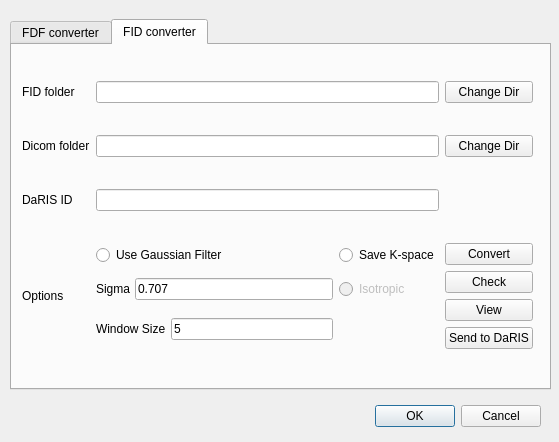
This is FDF2DicomQt.ui in maeager/Agilent2Dicom as Qt 5 draws it before an edit. The edited form follows.
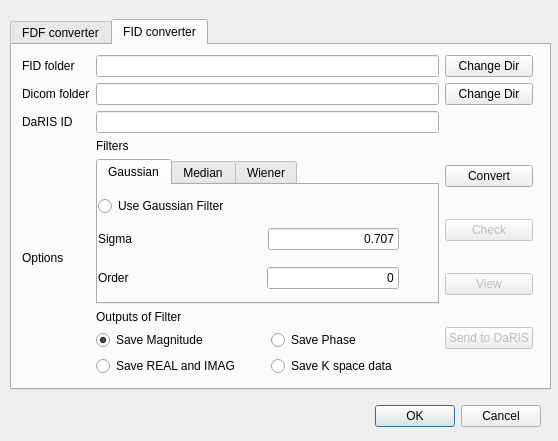
This is the edited form.

Commit message: FDF Qt GUI filters and output included.

```diff
--- a/FDF2DicomQt.ui
+++ b/FDF2DicomQt.ui
@@ -6,8 +6,8 @@
    <rect>
     <x>0</x>
     <y>0</y>
-    <width>559</width>
-    <height>442</height>
+    <width>558</width>
+    <height>441</height>
    </rect>
   </property>
   <property name="windowTitle">
@@ -465,117 +465,6 @@
         </property>
        </widget>
       </item>
-      <item row="3" column="2">
-       <layout class="QGridLayout" name="gridLayout_4">
-        <item row="0" column="1">
-         <widget class="QRadioButton" name="radioButton">
-          <property name="text">
-           <string>Save K-space</string>
-          </property>
-         </widget>
-        </item>
-        <item row="0" column="0">
-         <widget class="QRadioButton" name="radioButton_2">
-          <property name="text">
-           <string>Use Gaussian Filter</string>
-          </property>
-         </widget>
-        </item>
-        <item row="2" column="1">
-         <layout class="QHBoxLayout" name="horizontalLayout_7" stretch="">
-          <property name="spacing">
-           <number>5</number>
-          </property>
-          <property name="topMargin">
-           <number>5</number>
-          </property>
-          <property name="bottomMargin">
-           <number>5</number>
-          </property>
-         </layout>
-        </item>
-        <item row="2" column="0">
-         <layout class="QHBoxLayout" name="horizontalLayout_6" stretch="0,0">
-          <property name="spacing">
-           <number>5</number>
-          </property>
-          <property name="topMargin">
-           <number>5</number>
-          </property>
-          <property name="bottomMargin">
-           <number>5</number>
-          </property>
-          <item>
-           <widget class="QLabel" name="label_12">
-            <property name="text">
-             <string>Window Size</string>
-            </property>
-           </widget>
-          </item>
-          <item>
-           <widget class="QLineEdit" name="lineEdit_window">
-            <property name="text">
-             <string>5</string>
-            </property>
-           </widget>
-          </item>
-         </layout>
-        </item>
-        <item row="1" column="0">
-         <layout class="QHBoxLayout" name="horizontalLayout_8" stretch="0,0">
-          <property name="spacing">
-           <number>5</number>
-          </property>
-          <property name="topMargin">
-           <number>5</number>
-          </property>
-          <property name="bottomMargin">
-           <number>5</number>
-          </property>
-          <item>
-           <widget class="QLabel" name="label_14">
-            <property name="text">
-             <string>Sigma</string>
-            </property>
-           </widget>
-          </item>
-          <item>
-           <widget class="QLineEdit" name="lineEdit_sigma">
-            <property name="layoutDirection">
-             <enum>Qt::RightToLeft</enum>
-            </property>
-            <property name="text">
-             <string>0.707</string>
-            </property>
-           </widget>
-          </item>
-         </layout>
-        </item>
-        <item row="1" column="1">
-         <layout class="QHBoxLayout" name="horizontalLayout_9" stretch="0">
-          <property name="spacing">
-           <number>5</number>
-          </property>
-          <property name="topMargin">
-           <number>5</number>
-          </property>
-          <property name="bottomMargin">
-           <number>5</number>
-          </property>
-          <item>
-           <widget class="QRadioButton" name="radioButton_9">
-            <property name="enabled">
-             <bool>false</bool>
-            </property>
-            <property name="text">
-             <string>Isotropic</string>
-            </property>
-           </widget>
-          </item>
-         </layout>
-        </item>
-       </layout>
-      </item>
       <item row="3" column="3">
        <layout class="QVBoxLayout" name="verticalLayout_2">
         <item>
@@ -587,6 +476,12 @@
         </item>
         <item>
          <widget class="QPushButton" name="pushButton_check2">
+          <property name="enabled">
+           <bool>false</bool>
+          </property>
+          <property name="toolTip">
+           <string>Check the unfiltered reconstruction DICM</string>
+          </property>
           <property name="text">
            <string>Check</string>
           </property>
@@ -594,6 +489,12 @@
         </item>
         <item>
          <widget class="QPushButton" name="pushButton_view2">
+          <property name="enabled">
+           <bool>false</bool>
+          </property>
+          <property name="toolTip">
+           <string>View the filtered and unfiltered images</string>
+          </property>
           <property name="text">
            <string>View</string>
           </property>
@@ -601,6 +502,12 @@
         </item>
         <item>
          <widget class="QPushButton" name="pushButton_send2daris2">
+          <property name="enabled">
+           <bool>false</bool>
+          </property>
+          <property name="toolTip">
+           <string>Send DICOMs to Daris</string>
+          </property>
           <property name="text">
            <string>Send to DaRIS</string>
           </property>
@@ -608,6 +515,387 @@
         </item>
        </layout>
       </item>
+      <item row="3" column="2">
+       <layout class="QVBoxLayout" name="verticalLayout_3">
+        <item>
+         <widget class="QLabel" name="label_9">
+          <property name="text">
+           <string>Filters</string>
+          </property>
+         </widget>
+        </item>
+        <item>
+         <widget class="QTabWidget" name="tabWidget_2">
+          <property name="enabled">
+           <bool>true</bool>
+          </property>
+          <property name="toolTip">
+           <string>Multidimensional median, Gaussian or Wiener  filters.</string>
+          </property>
+          <property name="currentIndex">
+           <number>0</number>
+          </property>
+          <widget class="QWidget" name="tab">
+           <attribute name="title">
+            <string>Gaussian</string>
+           </attribute>
+           <widget class="QWidget" name="layoutWidget_2">
+            <property name="geometry">
+             <rect>
+              <x>0</x>
+              <y>10</y>
+              <width>301</width>
+              <height>101</height>
+             </rect>
+            </property>
+            <layout class="QGridLayout" name="gridLayout_9">
+             <item row="0" column="0">
+              <widget class="QRadioButton" name="radioButton_24">
+               <property name="toolTip">
+                <string> scipy.ndimage.filters.gaussian_filter(input, sigma, order=0, output=None, mode='reflect', cval=0.0, truncate=4.0)[source]
+
+    Multidimensional Gaussian filter.</string>
+               </property>
+               <property name="text">
+                <string>Use Gaussian Filter</string>
+               </property>
+              </widget>
+             </item>
+             <item row="1" column="1">
+              <layout class="QHBoxLayout" name="horizontalLayout_25">
+               <property name="spacing">
+                <number>5</number>
+               </property>
+               <property name="topMargin">
+                <number>5</number>
+               </property>
+               <property name="bottomMargin">
+                <number>5</number>
+               </property>
+              </layout>
+             </item>
+             <item row="2" column="0">
+              <layout class="QHBoxLayout" name="horizontalLayout_26" stretch="0,0,0">
+               <property name="spacing">
+                <number>5</number>
+               </property>
+               <property name="topMargin">
+                <number>5</number>
+               </property>
+               <property name="bottomMargin">
+                <number>5</number>
+               </property>
+               <item>
+                <widget class="QLabel" name="label_19">
+                 <property name="text">
+                  <string>Order</string>
+                 </property>
+                </widget>
+               </item>
+               <item>
+                <spacer name="horizontalSpacer">
+                 <property name="orientation">
+                  <enum>Qt::Horizontal</enum>
+                 </property>
+                 <property name="sizeHint" stdset="0">
+                  <size>
+                   <width>40</width>
+                   <height>20</height>
+                  </size>
+                 </property>
+                </spacer>
+               </item>
+               <item>
+                <widget class="QLineEdit" name="lineEdit_window_4">
+                 <property name="toolTip">
+                  <string>order : {0, 1, 2, 3} or sequence from same set, optional
+
+    The order of the filter along each axis is given as a sequence of integers, or as a single number. An order of 0 corresponds to convolution with a Gaussian kernel. An order of 1, 2, or 3 corresponds to convolution with the first, second or third derivatives of a Gaussian. Higher order derivatives are not implemented
+</string>
+                 </property>
+                 <property name="text">
+                  <string>0</string>
+                 </property>
+                 <property name="alignment">
+                  <set>Qt::AlignRight|Qt::AlignTrailing|Qt::AlignVCenter</set>
+                 </property>
+                </widget>
+               </item>
+              </layout>
+             </item>
+             <item row="1" column="0">
+              <layout class="QHBoxLayout" name="horizontalLayout_27" stretch="0,0,0">
+               <property name="spacing">
+                <number>5</number>
+               </property>
+               <property name="topMargin">
+                <number>5</number>
+               </property>
+               <property name="bottomMargin">
+                <number>5</number>
+               </property>
+               <item>
+                <widget class="QLabel" name="label_20">
+                 <property name="text">
+                  <string>Sigma</string>
+                 </property>
+                </widget>
+               </item>
+               <item>
+                <spacer name="horizontalSpacer_2">
+                 <property name="orientation">
+                  <enum>Qt::Horizontal</enum>
+                 </property>
+                 <property name="sizeHint" stdset="0">
+                  <size>
+                   <width>40</width>
+                   <height>20</height>
+                  </size>
+                 </property>
+                </spacer>
+               </item>
+               <item>
+                <widget class="QLineEdit" name="lineEdit_sigma_4">
+                 <property name="toolTip">
+                  <string>scalar or sequence of scalars
+
+    Standard deviation for Gaussian kernel. The standard deviations of the Gaussian filter are given for each axis as a sequence, or as a single number, in which case it is equal for all axes.</string>
+                 </property>
+                 <property name="layoutDirection">
+                  <enum>Qt::RightToLeft</enum>
+                 </property>
+                 <property name="text">
+                  <string>0.707</string>
+                 </property>
+                 <property name="alignment">
+                  <set>Qt::AlignRight|Qt::AlignTrailing|Qt::AlignVCenter</set>
+                 </property>
+                </widget>
+               </item>
+              </layout>
+             </item>
+            </layout>
+           </widget>
+          </widget>
+          <widget class="QWidget" name="tab_2">
+           <attribute name="title">
+            <string>Median</string>
+           </attribute>
+           <widget class="QWidget" name="verticalLayoutWidget_6">
+            <property name="geometry">
+             <rect>
+              <x>0</x>
+              <y>10</y>
+              <width>281</width>
+              <height>71</height>
+             </rect>
+            </property>
+            <layout class="QVBoxLayout" name="verticalLayout_6">
+             <item>
+              <widget class="QRadioButton" name="radioButton_36">
+               <property name="toolTip">
+                <string>scipy.ndimage.filters.median_filter¶
+
+scipy.ndimage.filters.median_filter(input, size=None, footprint=None, output=None, mode='reflect', cval=0.0, origin=0)[source]
+
+    Calculates a multidimensional median filter.</string>
+               </property>
+               <property name="text">
+                <string>Use Median Filter</string>
+               </property>
+              </widget>
+             </item>
+             <item>
+              <layout class="QHBoxLayout" name="horizontalLayout_38">
+               <item>
+                <widget class="QLabel" name="label_14">
+                 <property name="text">
+                  <string>Window Size(s)</string>
+                 </property>
+                </widget>
+               </item>
+               <item>
+                <spacer name="horizontalSpacer_4">
+                 <property name="orientation">
+                  <enum>Qt::Horizontal</enum>
+                 </property>
+                 <property name="sizeHint" stdset="0">
+                  <size>
+                   <width>40</width>
+                   <height>20</height>
+                  </size>
+                 </property>
+                </spacer>
+               </item>
+               <item>
+                <widget class="QLineEdit" name="lineEdit_4">
+                 <property name="toolTip">
+                  <string>     
+
+size : scalar or tuple, optional
+
+    See footprint, below
+
+footprint : array, optional
+
+    Either size or footprint must be defined. size gives the shape that is taken from the input array, at every element position,
+ to define the input to the filter function. footprint is a boolean array that specifies (implicitly) a shape,
+ but also which of the elements within this shape will get passed to the filter function. Thus size=(n,m) is equivalent to footprint=np.ones((n,m)).
+ We adjust size to the number of dimensions of the input array, so that, if the input array is shape (10,10,10),
+ and size is 2, then the actual size used is (2,2,2).
+</string>
+                 </property>
+                 <property name="layoutDirection">
+                  <enum>Qt::RightToLeft</enum>
+                 </property>
+                 <property name="text">
+                  <string>5</string>
+                 </property>
+                 <property name="alignment">
+                  <set>Qt::AlignRight|Qt::AlignTrailing|Qt::AlignVCenter</set>
+                 </property>
+                </widget>
+               </item>
+              </layout>
+             </item>
+            </layout>
+           </widget>
+          </widget>
+          <widget class="QWidget" name="tab_7">
+           <attribute name="title">
+            <string>Wiener</string>
+           </attribute>
+           <widget class="QWidget" name="verticalLayoutWidget_7">
+            <property name="geometry">
+             <rect>
+              <x>0</x>
+              <y>10</y>
+              <width>281</width>
+              <height>71</height>
+             </rect>
+            </property>
+            <layout class="QVBoxLayout" name="verticalLayout_7">
+             <item>
+              <widget class="QRadioButton" name="radioButton_37">
+               <property name="enabled">
+                <bool>false</bool>
+               </property>
+               <property name="toolTip">
+                <string>NOT ENABLED - Speak to MBI Imaging Team
+
+scipy.signal.wiener(im, mysize=None, noise=None)
+
+    Perform a Wiener filter on an N-dimensional array.
+
+    Apply a Wiener filter to the N-dimensional array im.</string>
+               </property>
+               <property name="text">
+                <string>Use Wiener Filter</string>
+               </property>
+              </widget>
+             </item>
+             <item>
+              <layout class="QHBoxLayout" name="horizontalLayout_39">
+               <item>
+                <widget class="QLabel" name="label_25">
+                 <property name="enabled">
+                  <bool>false</bool>
+                 </property>
+                 <property name="text">
+                  <string> Window Size(s)</string>
+                 </property>
+                </widget>
+               </item>
+               <item>
+                <spacer name="horizontalSpacer_5">
+                 <property name="orientation">
+                  <enum>Qt::Horizontal</enum>
+                 </property>
+                 <property name="sizeHint" stdset="0">
+                  <size>
+                   <width>40</width>
+                   <height>20</height>
+                  </size>
+                 </property>
+                </spacer>
+               </item>
+               <item>
+                <widget class="QLineEdit" name="lineEdit_5">
+                 <property name="enabled">
+                  <bool>false</bool>
+                 </property>
+                 <property name="toolTip">
+                  <string>mysize : int or arraylike, optional
+
+    A scalar or an N-length list giving the size of the Wiener filter window in each dimension. Elements of mysize should be odd. If mysize is a scalar, then this scalar is used as the size in each dimension.
+</string>
+                 </property>
+                 <property name="layoutDirection">
+                  <enum>Qt::RightToLeft</enum>
+                 </property>
+                 <property name="text">
+                  <string>5</string>
+                 </property>
+                 <property name="alignment">
+                  <set>Qt::AlignRight|Qt::AlignTrailing|Qt::AlignVCenter</set>
+                 </property>
+                </widget>
+               </item>
+              </layout>
+             </item>
+            </layout>
+           </widget>
+          </widget>
+         </widget>
+        </item>
+        <item>
+         <widget class="QLabel" name="label_11">
+          <property name="text">
+           <string>Outputs of Filter</string>
+          </property>
+         </widget>
+        </item>
+        <item>
+         <layout class="QHBoxLayout" name="horizontalLayout_30">
+          <item>
+           <widget class="QRadioButton" name="radioButton_33">
+            <property name="text">
+             <string>Save Magnitude</string>
+            </property>
+            <property name="checked">
+             <bool>true</bool>
+            </property>
+           </widget>
+          </item>
+          <item>
+           <widget class="QRadioButton" name="radioButton_34">
+            <property name="text">
+             <string>Save Phase</string>
+            </property>
+           </widget>
+          </item>
+         </layout>
+        </item>
+        <item>
+         <layout class="QHBoxLayout" name="horizontalLayout_29">
+          <item>
+           <widget class="QRadioButton" name="radioButton_31">
+            <property name="text">
+             <string>Save REAL and IMAG</string>
+            </property>
+           </widget>
+          </item>
+          <item>
+           <widget class="QRadioButton" name="radioButton_32">
+            <property name="text">
+             <string>Save K space data</string>
+            </property>
+           </widget>
+          </item>
+         </layout>
+        </item>
+       </layout>
+      </item>
      </layout>
     </widget>
    </widget>
```
Left out of the diff: 19 changed lines with no effect on the pictures. The commit also changes 1 other file.
